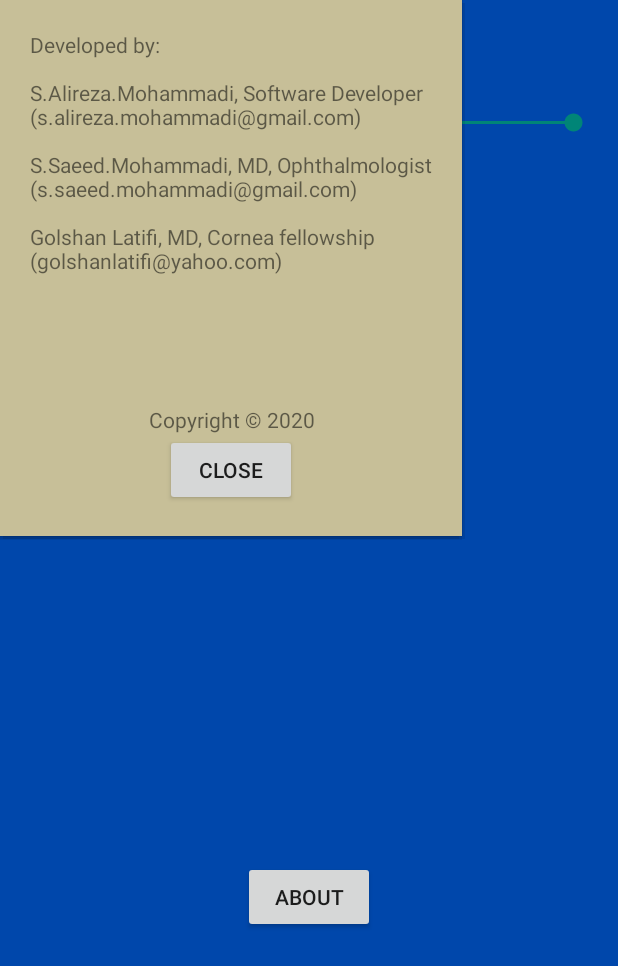
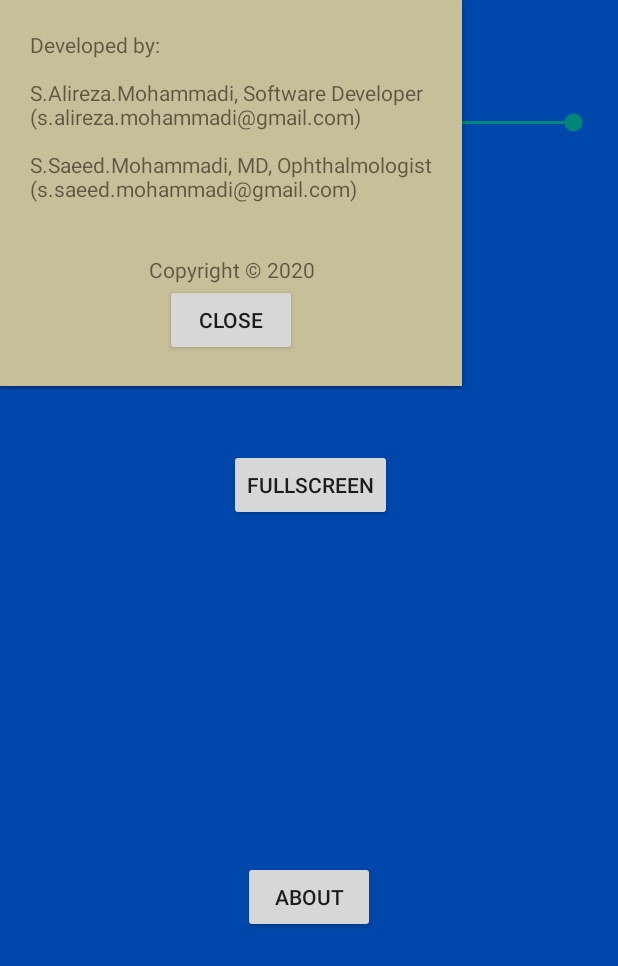
Before and after one commit to salirezam/Ophthalmologist, an Android app: the screen it shows after launch (MainActivity), after a tap on "ABOUT", on a phone screen of 412 x 824 dp. Shown: the top 966 px of the screen. Run offline under Robolectric (Android 15) with nearby library versions, the phone set to English and light mode, and no system bars.

Commit message:
Update about text and size

```diff
--- a/app/src/main/res/layout/dialog_view.xml
+++ b/app/src/main/res/layout/dialog_view.xml
@@ -13,9 +13,9 @@
     <TextView
         android:id="@+id/text_view"
         android:layout_width="wrap_content"
-        android:layout_height="250dp"
-        android:maxLines="15"
-        android:minLines="15"
+        android:layout_height="150dp"
+        android:maxLines="12"
+        android:minLines="12"
         android:singleLine="false"
         android:textAppearance="@style/TextAppearance.AppCompat.Small" />
 
--- a/app/src/main/res/values/strings.xml
+++ b/app/src/main/res/values/strings.xml
@@ -1,5 +1,5 @@
 <resources>
     <string name="app_name">Ophthalmologist</string>
-    <string name="about">Developed by:\\n\\nS.Alireza.Mohammadi, Software Developer\\n(s.alireza.mohammadi@gmail.com)\\n\\nS.Saeed.Mohammadi, MD, Ophthalmologist\\n(s.saeed.mohammadi@gmail.com)\\n\\nGolshan Latifi, MD, Cornea fellowship\\n(golshanlatifi@yahoo.com)</string>
+    <string name="about">Developed by:\\n\\nS.Alireza.Mohammadi, Software Developer\\n(s.alireza.mohammadi@gmail.com)\\n\\nS.Saeed.Mohammadi, MD, Ophthalmologist\\n(s.saeed.mohammadi@gmail.com)</string>
     <string name="copyright">Copyright © 2020</string>
 </resources>
```
